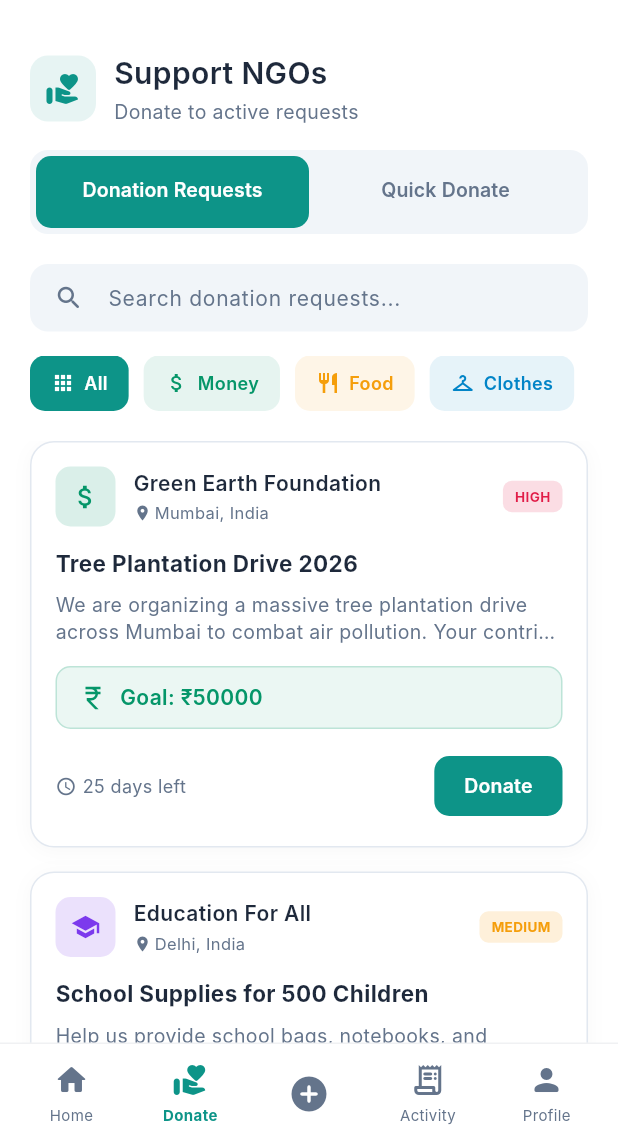
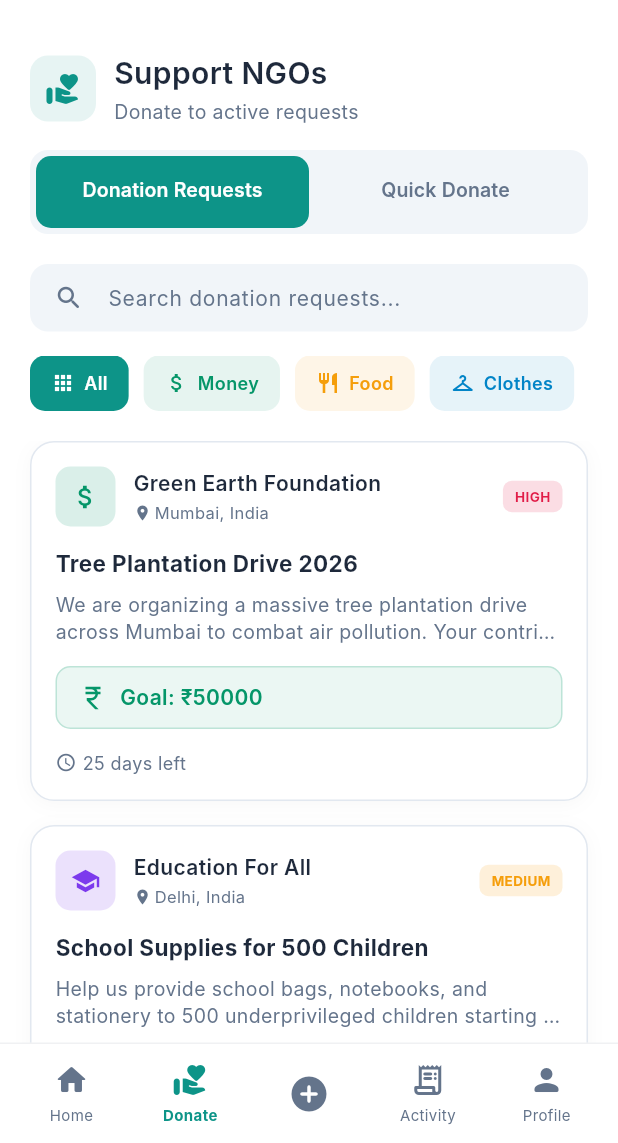
Before and after one commit to raai2005/people-for-people, a Flutter app: the NGODashboard screen opened directly, scrolled down 297 dp, after a tap on "Donate", on a phone screen of 412 x 824 dp, the part 93-1236 px from its top. Run offline on Flutter 3.47's test engine with Material 3 defaults, Android fonts, the phone set to English and light mode, and no system bars; our stand-ins replace cloud_firestore, file_picker, firebase_auth, firebase_core, flutter_dotenv, image_picker; accounts and stored records are empty; generated files the repository leaves out were written again; Roboto replaces fonts that are missing (Inter).

Commit message:
refactor: remove donate button from footer and update contribution request text

```diff
--- a/people/lib/screens/ngo/ngo_donate_screen.dart
+++ b/people/lib/screens/ngo/ngo_donate_screen.dart
@@ -608,7 +608,7 @@ class _NGODonateScreenState extends State<NGODonateScreen>
               ),
             ),
             const SizedBox(height: 14),
-            // Footer: Deadline + Donate Button
+            // Footer: Deadline
             Row(
               children: [
                 Icon(Icons.access_time, size: 14, color: AppTheme.grey),
@@ -618,37 +618,6 @@ class _NGODonateScreenState extends State<NGODonateScreen>
                       ? '${request.deadline!.difference(DateTime.now()).inDays} days left'
                       : 'No deadline',
                   style: TextStyle(color: AppTheme.grey, fontSize: 12),
-                ),
-                const Spacer(),
-                ElevatedButton(
-                  onPressed: () {
-                    setState(() {
-                      _selectedRequest = request;
-                      _selectedDonationType =
-                          request.category == DonationCategory.money
-                          ? 'Money'
-                          : request.category.name;
-                      _tabController.animateTo(1);
-                    });
-                  },
-                  style: ElevatedButton.styleFrom(
-                    backgroundColor: AppTheme.ngoColor,
-                    padding: const EdgeInsets.symmetric(
-                      horizontal: 20,
-                      vertical: 10,
-                    ),
-                    shape: RoundedRectangleBorder(
-                      borderRadius: BorderRadius.circular(10),
-                    ),
-                  ),
-                  child: const Text(
-                    'Donate',
-                    style: TextStyle(
-                      color: Colors.white,
-                      fontSize: 13,
-                      fontWeight: FontWeight.w600,
-                    ),
-                  ),
                 ),
               ],
             ),
@@ -1009,10 +978,10 @@ class _NGODonateScreenState extends State<NGODonateScreen>
                 child: Row(
                   mainAxisAlignment: MainAxisAlignment.center,
                   children: const [
-                    Icon(Icons.volunteer_activism, color: Colors.white),
+                    Icon(Icons.send_rounded, color: Colors.white),
                     SizedBox(width: 10),
                     Text(
-                      'Donate to this Request',
+                      'Request to Contribute',
                       style: TextStyle(
                         color: Colors.white,
                         fontSize: 16,
```
